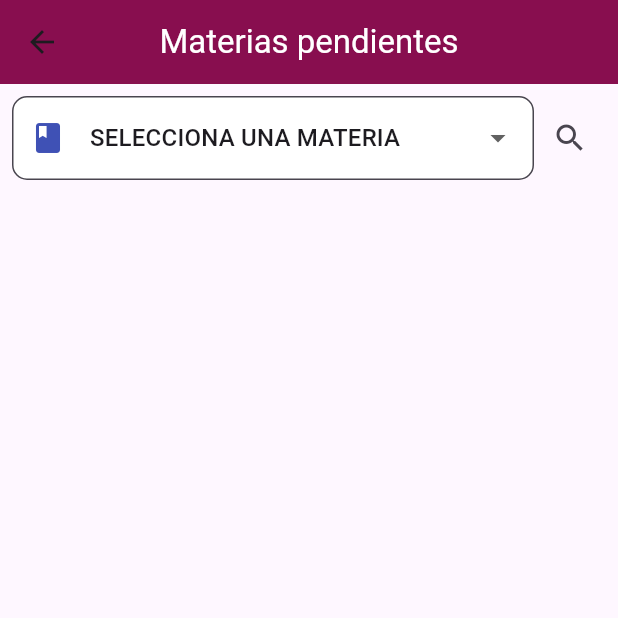
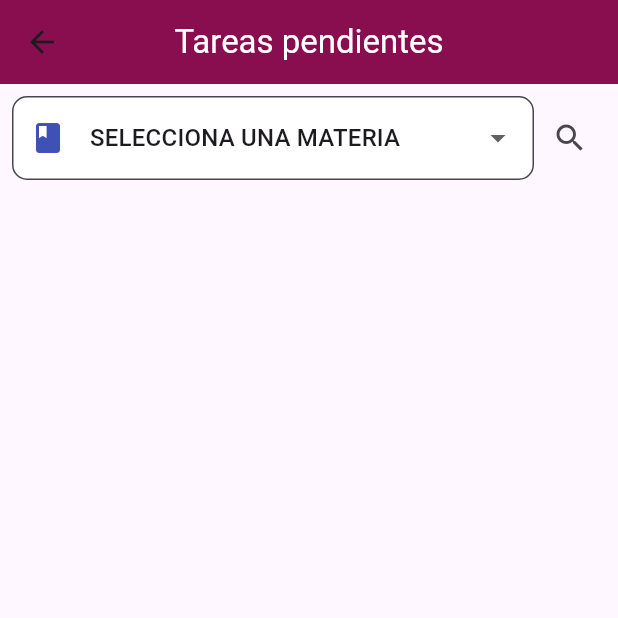
Before and after one commit to gerrycode01/dam_u3_tareas, a Flutter app: the Query2 screen opened directly, on a phone screen of 412 x 824 dp, the top half of it. Run offline on Flutter 3.47's test engine with Material 3 defaults, Android fonts, the phone set to English and light mode, and no system bars; our stand-ins replace sqflite; accounts and stored records are empty.

Commit message:
Listo ahora si, tareas pendientes

```diff
--- a/lib/query2.dart
+++ b/lib/query2.dart
@@ -56,7 +56,7 @@ class _Query2State extends State<Query2> {
   Widget build(BuildContext context) {
     return Scaffold(
       appBar: AppBar(
-        title: const Text('Materias pendientes',
+        title: const Text('Tareas pendientes',
             style: TextStyle(color: Colors.white)),
         backgroundColor: Colors.pink.shade900,
         centerTitle: true,
```
